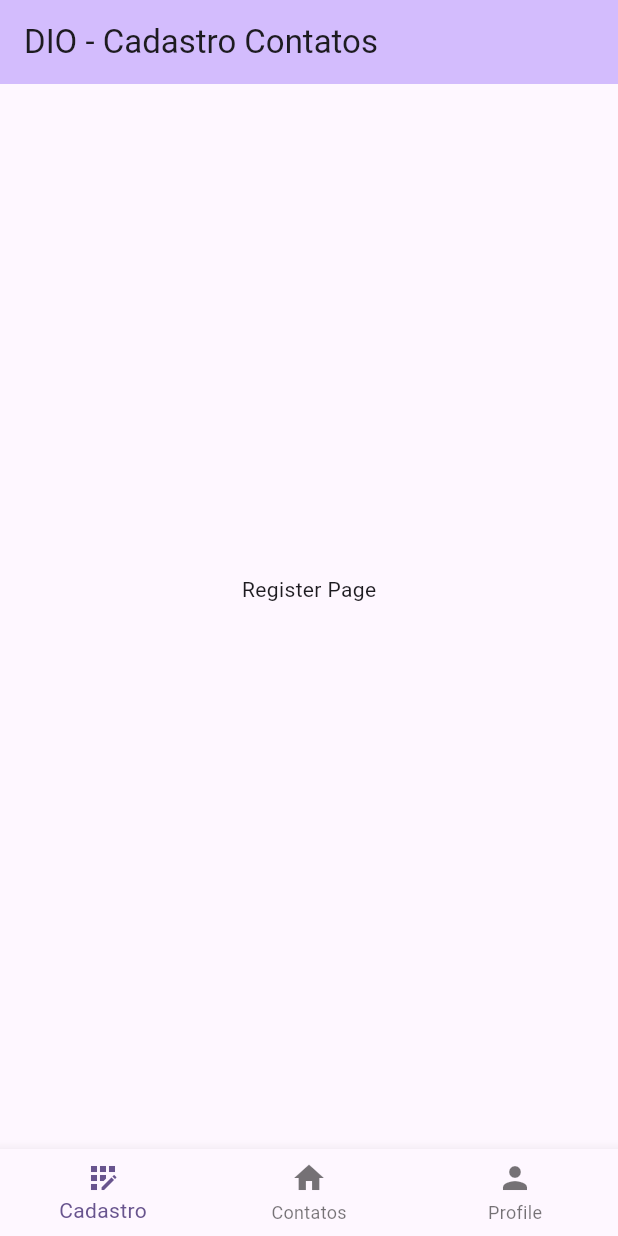
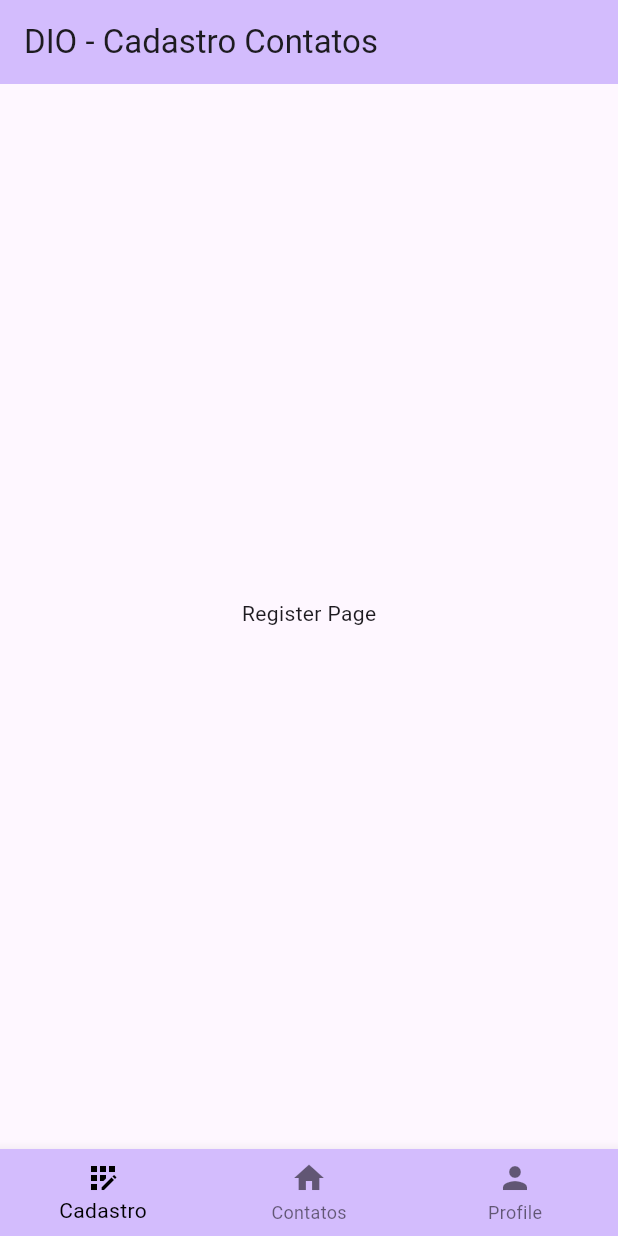
Before and after one commit to fonsecadeivid/dio_lista_contato, a Flutter app: the screen it shows after launch, on a phone screen of 412 x 824 dp. Run offline on Flutter 3.47's test engine with Material 3 defaults, Android fonts, the light colour scheme and no system bars; our stand-ins replace dio, flutter_modular, mobx; generated files the repository leaves out were written again.

Commit message:
Ajuste nas Telas para ter rolagem

```diff
--- a/lib/ui/pages/menu_page.dart
+++ b/lib/ui/pages/menu_page.dart
@@ -32,6 +32,8 @@ class _MenuPageState extends State<MenuPage> {
   Widget build(BuildContext context) {
     return Scaffold(
       bottomNavigationBar: BottomNavigationBar(
+        backgroundColor: Theme.of(context).colorScheme.inversePrimary,
+        selectedItemColor: Colors.black,
         currentIndex: _currentIndex,
         onTap: (index) => trocarPagina(index),
         items: const [
--- a/lib/ui/pages/register_page.dart
+++ b/lib/ui/pages/register_page.dart
@@ -16,13 +16,30 @@ class _RegisterPageState extends State<RegisterPage> {
 
         title: Text('DIO - Cadastro Contatos'),
       ),
-      body: Center(
-        child: Column(
-          mainAxisAlignment: MainAxisAlignment.center,
-          children: <Widget>[
-            const Text('Register Page'),
-            Text('', style: Theme.of(context).textTheme.headlineMedium),
-          ],
+      body: SafeArea(
+        child: LayoutBuilder(
+          builder: (context, constraints) {
+            return SingleChildScrollView(
+              padding: EdgeInsets.all(16),
+              child: ConstrainedBox(
+                constraints: BoxConstraints(minHeight: constraints.maxHeight),
+                child: IntrinsicHeight(
+                  child: Center(
+                    child: Column(
+                      mainAxisAlignment: MainAxisAlignment.center,
+                      children: <Widget>[
+                        const Text('Register Page'),
+                        Text(
+                          '',
+                          style: Theme.of(context).textTheme.headlineMedium,
+                        ),
+                      ],
+                    ),
+                  ),
+                ),
+              ),
+            );
+          },
         ),
       ),
     );
```
Also changed, not shown: lib/ui/pages/home_page.dart (+25 -7 lines), lib/ui/pages/profile_page.dart (+24 -7 lines).
